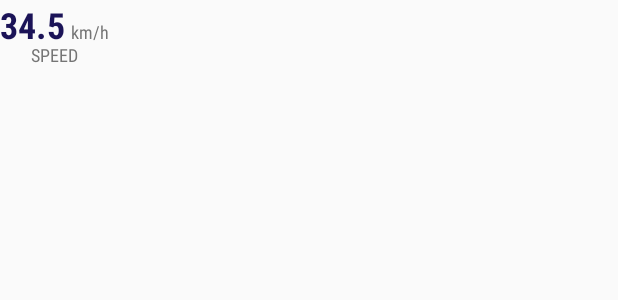
After one commit to vokod/Trakr, an Android app: the layout view_secondary_property.xml on its own in the app's theme, with its tools: preview values and no code run, on a phone screen of 412 x 824 dp. The commit adds this screen. Shown: the top 300 px of the screen. Run offline under Robolectric (Android 15) with nearby library versions, the phone set to English and light mode, and no system bars.

Commit message:
added custom views for properties

```diff
--- /dev/null
+++ b/app/src/main/res/layout/view_secondary_property.xml
@@ -0,0 +1,45 @@
+<?xml version="1.0" encoding="utf-8"?>
+<android.support.constraint.ConstraintLayout xmlns:android="http://schemas.android.com/apk/res/android"
+    xmlns:app="http://schemas.android.com/apk/res-auto"
+    xmlns:tools="http://schemas.android.com/tools"
+    android:layout_width="wrap_content"
+    android:layout_height="wrap_content">
+
+    <TextView
+        android:id="@+id/tvValue"
+        style="@style/SecondaryPropertyValue"
+        android:layout_width="wrap_content"
+        android:layout_height="wrap_content"
+        android:textAlignment="textEnd"
+        app:layout_constraintEnd_toStartOf="@+id/tvUnit"
+        app:layout_constraintHorizontal_bias="0.5"
+        app:layout_constraintHorizontal_chainStyle="packed"
+        app:layout_constraintStart_toStartOf="parent"
+        app:layout_constraintTop_toTopOf="parent"
+        tools:text="34.5" />
+
+    <TextView
+        android:id="@+id/tvUnit"
+        android:paddingStart="4dp"
+        style="@style/SecondaryPropertyUnit"
+        android:layout_width="wrap_content"
+        android:layout_height="wrap_content"
+        android:textAlignment="textStart"
+        app:layout_constraintBaseline_toBaselineOf="@+id/tvValue"
+        app:layout_constraintEnd_toEndOf="parent"
+        app:layout_constraintHorizontal_bias="0.5"
+        app:layout_constraintStart_toEndOf="@+id/tvValue"
+        tools:text="km/h" />
+
+    <TextView
+        android:id="@+id/tvLabel"
+        style="@style/SecondaryPropertyLabel"
+        android:layout_width="wrap_content"
+        android:layout_height="wrap_content"
+        android:layout_gravity="center"
+        android:textAlignment="center"
+        app:layout_constraintEnd_toEndOf="parent"
+        app:layout_constraintStart_toStartOf="parent"
+        app:layout_constraintTop_toTopOf="@+id/tvValue"
+        tools:text="Speed" />
+</android.support.constraint.ConstraintLayout>
--- a/app/src/main/res/values/colors.xml
+++ b/app/src/main/res/values/colors.xml
@@ -1,6 +1,25 @@
 <?xml version="1.0" encoding="utf-8"?>
 <resources>
-    <color name="colorPrimary">#3F51B5</color>
-    <color name="colorPrimaryDark">#303F9F</color>
-    <color name="colorAccent">#FF4081</color>
+    <color name="colorPrimary">#1B1357</color>
+    <color name="colorPrimaryDark">#14003C</color>
+    <color name="colorPrimaryLight">#362f6a</color>
+    <color name="colorAccent">#FFC107</color>
+    <color name="primaryText">#212121</color>
+    <color name="secondaryText">#757575</color>
+    <color name="icons">#FFFFFF</color>
+    <color name="divider">#BDBDBD</color>
+    <color name="bottom_sheet_background">#EEEEEE</color>
+
+
+    <!--
+        <color name="colorPrimary">#607D8B</color>
+        <color name="colorPrimaryDark">#455A64</color>
+        <color name="colorPrimaryLight">#cfd8dc</color>
+        <color name="colorAccent">#CDDC39</color>
+        <color name="primaryText">#212121</color>
+        <color name="secondaryText">#757575</color>
+        <color name="icons">#FFFFFF</color>
+        <color name="divider">#BDBDBD</color>
+        <color name="transparent">#00000000</color>
+        <color name="bottom_sheet_background">#EEEEEE</color>-->
 </resources>
--- a/app/src/main/res/values/styles.xml
+++ b/app/src/main/res/values/styles.xml
@@ -8,4 +8,54 @@
         <item name="colorAccent">@color/colorAccent</item>
     </style>
 
+    <style name="AppTheme.NoActionBar">
+        <item name="windowActionBar">false</item>
+        <item name="windowNoTitle">true</item>
+    </style>
+
+    <style name="AppTheme.AppBarOverlay" parent="ThemeOverlay.AppCompat.Dark.ActionBar" />
+
+    <style name="AppTheme.PopupOverlay" parent="ThemeOverlay.AppCompat.Light" />
+
+    <style name="PrimaryPropertyValue" parent="@android:style/TextAppearance.Large">
+        <item name="android:textSize">32sp</item>
+        <item name="android:textColor">@color/colorPrimary</item>
+        <item name="android:textStyle">bold</item>
+        <item name="android:typeface">sans</item>
+        <item name="android:fontFamily">sans-serif-condensed</item>
+    </style>
+
+    <style name="PrimaryPropertyUnit" parent="@android:style/TextAppearance.Medium">
+        <item name="android:textSize">20sp</item>
+        <item name="android:textColor">@color/secondaryText</item>
+        <item name="android:textStyle">normal</item>
+        <item name="android:typeface">sans</item>
+        <item name="android:fontFamily">sans-serif-condensed</item>
+    </style>
+
+    <style name="PrimaryPropertyLabel" parent="@android:style/TextAppearance.Medium">
+        <item name="android:textSize">16sp</item>
+        <item name="android:textColor">@color/secondaryText</item>
+        <item name="android:textStyle">normal</item>
+        <item name="android:typeface">sans</item>
+        <item name="android:fontFamily">sans-serif-condensed</item>
+        <item name="android:layout_marginTop">36dp</item>
+        <item name="android:textAllCaps">true</item>
+
+    </style>
+
+    <style name="SecondaryPropertyValue" parent="PrimaryPropertyValue">
+        <item name="android:textSize">24sp</item>
+    </style>
+
+    <style name="SecondaryPropertyUnit" parent="PrimaryPropertyUnit">
+        <item name="android:textSize">12sp</item>
+    </style>
+
+    <style name="SecondaryPropertyLabel" parent="PrimaryPropertyLabel">
+        <item name="android:layout_marginTop">28dp</item>
+        <item name="android:textSize">12sp</item>
+    </style>
+
+
 </resources>
```
Also changed, not shown: app/src/main/java/com/awolity/trakr/customviews/PrimaryPropertyView.java (added, +57 -0 lines), app/src/main/java/com/awolity/trakr/customviews/SecondaryPropertyView.java (added, +33 -0 lines), app/src/main/res/layout/view_primary_property.xml (added, +40 -0 lines), gradle.properties (+13 -1 lines).
